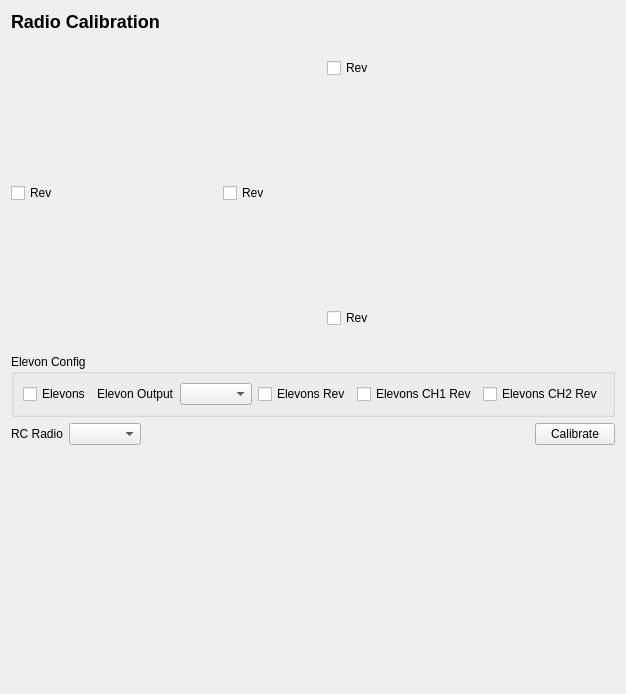
Qt form src/ui/configuration/RadioCalibrationConfig.ui (ArduPilot/apm_planner) before a commit.
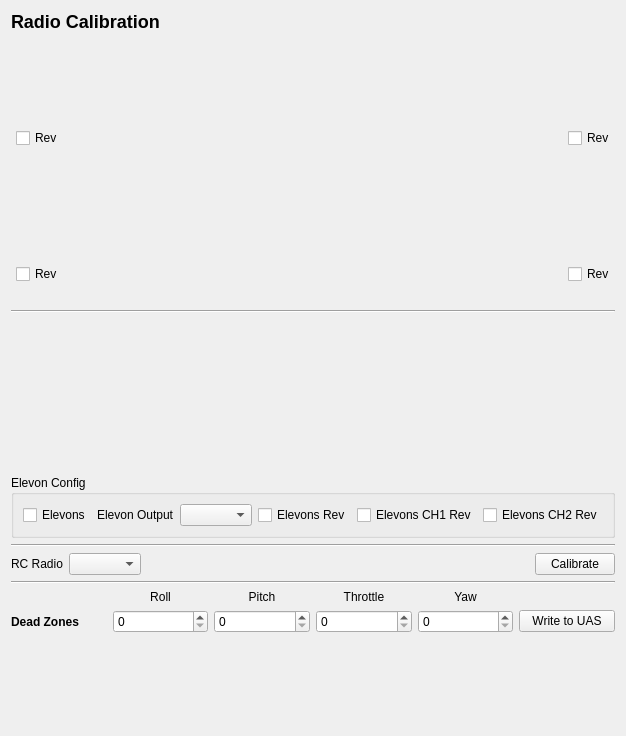
The same form after that commit. Custom widgets are drawn as their Qt base class.

Commit message:
Radio Setup: Added compatibility for MAVLink 2 and increased to 16 channels. Fixes #1153
Radio config dialog will now work again when using MAVLink 2.
Supports now up to 16 RC channels.

```diff
--- a/src/ui/configuration/RadioCalibrationConfig.ui
+++ b/src/ui/configuration/RadioCalibrationConfig.ui
@@ -7,7 +7,7 @@
     <x>0</x>
     <y>0</y>
     <width>626</width>
-    <height>694</height>
+    <height>736</height>
    </rect>
   </property>
   <property name="maximumSize">
@@ -46,9 +46,9 @@
           <enum>QLayout::SetMinAndMaxSize</enum>
          </property>
          <item>
-          <layout class="QHBoxLayout" name="horizontalLayout_10">
+          <layout class="QHBoxLayout" name="horizontalLayout_13" stretch="0,0,0,1,2,2,0,0">
            <item>
-            <spacer name="horizontalSpacer_2">
+            <spacer name="horizontalSpacer_5">
              <property name="orientation">
               <enum>Qt::Horizontal</enum>
              </property>
@@ -57,57 +57,12 @@
              </property>
              <property name="sizeHint" stdset="0">
               <size>
-               <width>52</width>
+               <width>5</width>
                <height>20</height>
               </size>
              </property>
             </spacer>
            </item>
-           <item>
-            <widget class="QGCRadioChannelDisplay" name="rollWidget" native="true">
-             <property name="minimumSize">
-              <size>
-               <width>258</width>
-               <height>60</height>
-              </size>
-             </property>
-             <property name="maximumSize">
-              <size>
-               <width>258</width>
-               <height>60</height>
-              </size>
-             </property>
-             <property name="styleSheet">
-              <string notr="true">QGCRadioChannelDisplay{
-qlineargradient(spread:pad, x1:0.473, y1:0, x2:0.443, y2:0.994318, stop:0 rgba(0, 118, 0, 255), stop:1 rgba(188, 255, 192, 255))qlineargradient(spread:pad, x1:0, y1:0.494, x2:0.995074, y2:0.511, stop:0 rgba(0, 118, 0, 255), stop:1 rgba(188, 255, 192, 255))
-}</string>
-             </property>
-            </widget>
-           </item>
-           <item>
-            <widget class="QCheckBox" name="revRollCheckBox">
-             <property name="text">
-              <string>Rev</string>
-             </property>
-            </widget>
-           </item>
-           <item>
-            <spacer name="horizontalSpacer_6">
-             <property name="orientation">
-              <enum>Qt::Horizontal</enum>
-             </property>
-             <property name="sizeHint" stdset="0">
-              <size>
-               <width>40</width>
-               <height>20</height>
-              </size>
-             </property>
-            </spacer>
-           </item>
-          </layout>
-         </item>
-         <item>
-          <layout class="QHBoxLayout" name="horizontalLayout_13" stretch="0,1,2,0,2,2,0">
            <item>
             <widget class="QCheckBox" name="revLeftVCheckBox">
              <property name="text">
@@ -115,17 +70,30 @@
              </property>
             </widget>
            </item>
+           <item>
+            <spacer name="horizontalSpacer_4">
+             <property name="orientation">
+              <enum>Qt::Horizontal</enum>
+             </property>
+             <property name="sizeHint" stdset="0">
+              <size>
+               <width>90</width>
+               <height>20</height>
+              </size>
+             </property>
+            </spacer>
+           </item>
            <item>
             <widget class="QGCRadioChannelDisplay" name="leftVWidget" native="true">
              <property name="minimumSize">
               <size>
-               <width>50</width>
-               <height>150</height>
+               <width>40</width>
+               <height>200</height>
               </size>
              </property>
              <property name="maximumSize">
               <size>
-               <width>50</width>
+               <width>40</width>
                <height>200</height>
               </size>
              </property>
@@ -137,122 +105,51 @@
               <enum>Qt::Horizontal</enum>
              </property>
              <property name="sizeType">
-              <enum>QSizePolicy::Maximum</enum>
+              <enum>QSizePolicy::Expanding</enum>
              </property>
              <property name="sizeHint" stdset="0">
               <size>
-               <width>100</width>
+               <width>150</width>
                <height>20</height>
               </size>
              </property>
             </spacer>
            </item>
-           <item>
-            <widget class="QCheckBox" name="revRightVCheckBox">
-             <property name="text">
-              <string>Rev</string>
-             </property>
-            </widget>
-           </item>
            <item>
             <widget class="QGCRadioChannelDisplay" name="rightVWidget" native="true">
              <property name="minimumSize">
               <size>
-               <width>50</width>
-               <height>150</height>
+               <width>40</width>
+               <height>200</height>
               </size>
              </property>
              <property name="maximumSize">
               <size>
-               <width>50</width>
+               <width>40</width>
                <height>200</height>
               </size>
              </property>
             </widget>
            </item>
            <item>
-            <spacer name="horizontalSpacer_10">
+            <spacer name="horizontalSpacer_2">
              <property name="orientation">
               <enum>Qt::Horizontal</enum>
              </property>
-             <property name="sizeType">
-              <enum>QSizePolicy::Maximum</enum>
-             </property>
              <property name="sizeHint" stdset="0">
               <size>
-               <width>30</width>
+               <width>90</width>
                <height>20</height>
               </size>
              </property>
             </spacer>
            </item>
            <item>
-            <layout class="QVBoxLayout" name="verticalLayout_6">
-             <item>
-              <widget class="QGCRadioChannelDisplay" name="radio5Widget" native="true">
-               <property name="minimumSize">
-                <size>
-                 <width>250</width>
-                 <height>40</height>
-                </size>
-               </property>
-               <property name="maximumSize">
-                <size>
-                 <width>250</width>
-                 <height>40</height>
-                </size>
-               </property>
-              </widget>
-             </item>
-             <item>
-              <widget class="QGCRadioChannelDisplay" name="radio6Widget" native="true">
-               <property name="minimumSize">
-                <size>
-                 <width>250</width>
-                 <height>40</height>
-                </size>
-               </property>
-               <property name="maximumSize">
-                <size>
-                 <width>250</width>
-                 <height>40</height>
-                </size>
-               </property>
-              </widget>
-             </item>
-             <item>
-              <widget class="QGCRadioChannelDisplay" name="radio7Widget" native="true">
-               <property name="minimumSize">
-                <size>
-                 <width>250</width>
-                 <height>40</height>
-                </size>
-               </property>
-               <property name="maximumSize">
-                <size>
-                 <width>250</width>
-                 <height>40</height>
-                </size>
-               </property>
-              </widget>
-             </item>
-             <item>
-              <widget class="QGCRadioChannelDisplay" name="radio8Widget" native="true">
-               <property name="minimumSize">
-                <size>
-                 <width>250</width>
-                 <height>40</height>
-                </size>
-               </property>
-               <property name="maximumSize">
-                <size>
-                 <width>250</width>
-                 <height>40</height>
-                </size>
-               </property>
-              </widget>
-             </item>
-            </layout>
+            <widget class="QCheckBox" name="revRightVCheckBox">
+             <property name="text">
+              <string>Rev</string>
+             </property>
+            </widget>
            </item>
           </layout>
          </item>
@@ -268,28 +165,12 @@
              </property>
              <property name="sizeHint" stdset="0">
               <size>
-               <width>52</width>
+               <width>5</width>
                <height>20</height>
               </size>
              </property>
             </spacer>
            </item>
-           <item>
-            <widget class="QGCRadioChannelDisplay" name="yawWidget" native="true">
-             <property name="minimumSize">
-              <size>
-               <width>258</width>
-               <height>60</height>
-              </size>
-             </property>
-             <property name="maximumSize">
-              <size>
-               <width>258</width>
-               <height>60</height>
-              </size>
-             </property>
-            </widget>
-           </item>
            <item>
             <widget class="QCheckBox" name="revYawCheckBox">
              <property name="text">
@@ -297,6 +178,22 @@
              </property>
             </widget>
            </item>
+           <item>
+            <widget class="QGCRadioChannelDisplay" name="yawWidget" native="true">
+             <property name="minimumSize">
+              <size>
+               <width>220</width>
+               <height>60</height>
+              </size>
+             </property>
+             <property name="maximumSize">
+              <size>
+               <width>220</width>
+               <height>60</height>
+              </size>
+             </property>
+            </widget>
+           </item>
            <item>
             <spacer name="horizontalSpacer_7">
              <property name="orientation">
@@ -310,10 +207,254 @@
              </property>
             </spacer>
            </item>
+           <item>
+            <spacer name="verticalSpacer_2">
+             <property name="orientation">
+              <enum>Qt::Vertical</enum>
+             </property>
+             <property name="sizeHint" stdset="0">
+              <size>
+               <width>20</width>
+               <height>60</height>
+              </size>
+             </property>
+            </spacer>
+           </item>
+           <item>
+            <widget class="QGCRadioChannelDisplay" name="rollWidget" native="true">
+             <property name="minimumSize">
+              <size>
+               <width>220</width>
+               <height>60</height>
+              </size>
+             </property>
+             <property name="maximumSize">
+              <size>
+               <width>220</width>
+               <height>60</height>
+              </size>
+             </property>
+             <property name="styleSheet">
+              <string notr="true">QGCRadioChannelDisplay{
+qlineargradient(spread:pad, x1:0.473, y1:0, x2:0.443, y2:0.994318, stop:0 rgba(0, 118, 0, 255), stop:1 rgba(188, 255, 192, 255))qlineargradient(spread:pad, x1:0, y1:0.494, x2:0.995074, y2:0.511, stop:0 rgba(0, 118, 0, 255), stop:1 rgba(188, 255, 192, 255))
+}</string>
+             </property>
+            </widget>
+           </item>
+           <item>
+            <widget class="QCheckBox" name="revRollCheckBox">
+             <property name="text">
+              <string>Rev</string>
+             </property>
+            </widget>
+           </item>
           </layout>
          </item>
         </layout>
        </item>
+       <item>
+        <widget class="Line" name="line">
+         <property name="orientation">
+          <enum>Qt::Horizontal</enum>
+         </property>
+        </widget>
+       </item>
+       <item>
+        <layout class="QHBoxLayout" name="horizontalLayout_3">
+         <item>
+          <widget class="QGCRadioChannelDisplay" name="radio5Widget" native="true">
+           <property name="minimumSize">
+            <size>
+             <width>30</width>
+             <height>150</height>
+            </size>
+           </property>
+           <property name="maximumSize">
+            <size>
+             <width>30</width>
+             <height>150</height>
+            </size>
+           </property>
+          </widget>
+         </item>
+         <item>
+          <widget class="QGCRadioChannelDisplay" name="radio6Widget" native="true">
+           <property name="minimumSize">
+            <size>
+             <width>30</width>
+             <height>150</height>
+            </size>
+           </property>
+           <property name="maximumSize">
+            <size>
+             <width>30</width>
+             <height>150</height>
+            </size>
+           </property>
+          </widget>
+         </item>
+         <item>
+          <widget class="QGCRadioChannelDisplay" name="radio7Widget" native="true">
+           <property name="minimumSize">
+            <size>
+             <width>30</width>
+             <height>150</height>
+            </size>
+           </property>
+           <property name="maximumSize">
+            <size>
+             <width>30</width>
+             <height>150</height>
+            </size>
+           </property>
+          </widget>
+         </item>
+         <item>
+          <widget class="QGCRadioChannelDisplay" name="radio8Widget" native="true">
+           <property name="minimumSize">
+            <size>
+             <width>30</width>
+             <height>150</height>
+            </size>
+           </property>
+           <property name="maximumSize">
+            <size>
+             <width>30</width>
+             <height>150</height>
+            </size>
+           </property>
+          </widget>
+         </item>
+         <item>
+          <widget class="QGCRadioChannelDisplay" name="radio9Widget" native="true">
+           <property name="minimumSize">
+            <size>
+             <width>30</width>
+             <height>150</height>
+            </size>
+           </property>
+           <property name="maximumSize">
+            <size>
+             <width>30</width>
+             <height>150</height>
+            </size>
+           </property>
+          </widget>
+         </item>
+         <item>
+          <widget class="QGCRadioChannelDisplay" name="radio10Widget" native="true">
+           <property name="minimumSize">
+            <size>
+             <width>30</width>
+             <height>150</height>
+            </size>
+           </property>
+           <property name="maximumSize">
+            <size>
+             <width>30</width>
+             <height>150</height>
+            </size>
+           </property>
+          </widget>
+         </item>
+         <item>
+          <widget class="QGCRadioChannelDisplay" name="radio11Widget" native="true">
+           <property name="minimumSize">
+            <size>
+             <width>30</width>
+             <height>150</height>
+            </size>
+           </property>
+           <property name="maximumSize">
+            <size>
+             <width>30</width>
+             <height>150</height>
+            </size>
+           </property>
+          </widget>
+         </item>
+         <item>
+          <widget class="QGCRadioChannelDisplay" name="radio12Widget" native="true">
+           <property name="minimumSize">
+            <size>
+             <width>30</width>
+             <height>150</height>
+            </size>
+           </property>
+           <property name="maximumSize">
+            <size>
+             <width>30</width>
+             <height>150</height>
+            </size>
+           </property>
+          </widget>
+         </item>
+         <item>
+          <widget class="QGCRadioChannelDisplay" name="radio13Widget" native="true">
+           <property name="minimumSize">
+            <size>
+             <width>30</width>
+             <height>150</height>
+            </size>
+           </property>
+           <property name="maximumSize">
+            <size>
+             <width>30</width>
+             <height>150</height>
+            </size>
+           </property>
+          </widget>
+         </item>
+         <item>
+          <widget class="QGCRadioChannelDisplay" name="radio14Widget" native="true">
+           <property name="minimumSize">
+            <size>
+             <width>30</width>
+             <height>150</height>
+            </size>
+           </property>
+           <property name="maximumSize">
+            <size>
+             <width>30</width>
+             <height>150</height>
+            </size>
+           </property>
+          </widget>
+         </item>
+         <item>
+          <widget class="QGCRadioChannelDisplay" name="radio15Widget" native="true">
+           <property name="minimumSize">
+            <size>
+             <width>30</width>
+             <height>150</height>
+            </size>
+           </property>
+           <property name="maximumSize">
+            <size>
+             <width>30</width>
+             <height>150</height>
+            </size>
+           </property>
+          </widget>
+         </item>
+         <item>
+          <widget class="QGCRadioChannelDisplay" name="radio16Widget" native="true">
+           <property name="minimumSize">
+            <size>
+             <width>30</width>
+             <height>150</height>
+            </size>
+           </property>
+           <property name="maximumSize">
+            <size>
+             <width>30</width>
+             <height>150</height>
+            </size>
+           </property>
+          </widget>
+         </item>
+        </layout>
+       </item>
        <item>
         <widget class="QGroupBox" name="elevonConfigGroupBox">
          <property name="maximumSize">
@@ -371,6 +512,13 @@
          </layout>
         </widget>
        </item>
+       <item>
+        <widget class="Line" name="line_3">
+         <property name="orientation">
+          <enum>Qt::Horizontal</enum>
+         </property>
+        </widget>
+       </item>
        <item>
         <layout class="QHBoxLayout" name="horizontalLayout_2">
          <item>
@@ -409,6 +557,108 @@
      </item>
     </layout>
    </item>
+   <item>
+    <widget class="Line" name="line_2">
+     <property name="orientation">
+      <enum>Qt::Horizontal</enum>
+     </property>
+    </widget>
+   </item>
+   <item>
+    <layout class="QGridLayout" name="gridLayout">
+     <item row="0" column="4">
+      <widget class="QLabel" name="label_9">
+       <property name="frameShape">
+        <enum>QFrame::NoFrame</enum>
+       </property>
+       <property name="text">
+        <string>Yaw</string>
+       </property>
+       <property name="alignment">
+        <set>Qt::AlignCenter</set>
+       </property>
+      </widget>
+     </item>
+     <item row="1" column="2">
+      <widget class="QSpinBox" name="pitchDZ_spinBox">
+       <property name="maximum">
+        <number>199</number>
+       </property>
+      </widget>
+     </item>
+     <item row="1" column="3">
+      <widget class="QSpinBox" name="throtDZ_spinBox">
+       <property name="maximum">
+        <number>199</number>
+       </property>
+      </widget>
+     </item>
+     <item row="0" column="1">
+      <widget class="QLabel" name="label_6">
+       <property name="text">
+        <string>Roll</string>
+       </property>
+       <property name="alignment">
+        <set>Qt::AlignCenter</set>
+       </property>
+      </widget>
+     </item>
+     <item row="1" column="5">
+      <widget class="QPushButton" name="writeDZ_Button">
+       <property name="text">
+        <string>Write to UAS</string>
+       </property>
+      </widget>
+     </item>
+     <item row="1" column="1">
+      <widget class="QSpinBox" name="rollDZ_spinBox">
+       <property name="maximum">
+        <number>199</number>
+       </property>
+      </widget>
+     </item>
+     <item row="1" column="4">
+      <widget class="QSpinBox" name="yawDZ_spinBox">
+       <property name="maximum">
+        <number>199</number>
+       </property>
+      </widget>
+     </item>
+     <item row="1" column="0">
+      <widget class="QLabel" name="label_5">
+       <property name="font">
+        <font>
+         <weight>75</weight>
+         <bold>true</bold>
+        </font>
+       </property>
+       <property name="text">
+        <string>Dead Zones</string>
+       </property>
+      </widget>
+     </item>
+     <item row="0" column="2">
+      <widget class="QLabel" name="label_7">
+       <property name="text">
+        <string>Pitch</string>
+       </property>
+       <property name="alignment">
+        <set>Qt::AlignCenter</set>
+       </property>
+      </widget>
+     </item>
+     <item row="0" column="3">
+      <widget class="QLabel" name="label_8">
+       <property name="text">
+        <string>Throttle</string>
+       </property>
+       <property name="alignment">
+        <set>Qt::AlignCenter</set>
+       </property>
+      </widget>
+     </item>
+    </layout>
+   </item>
    <item>
     <spacer name="verticalSpacer">
      <property name="orientation">
@@ -417,7 +667,7 @@
      <property name="sizeHint" stdset="0">
       <size>
        <width>20</width>
-       <height>40</height>
+       <height>1</height>
       </size>
      </property>
     </spacer>
```
The commit also changes 3 other files.
